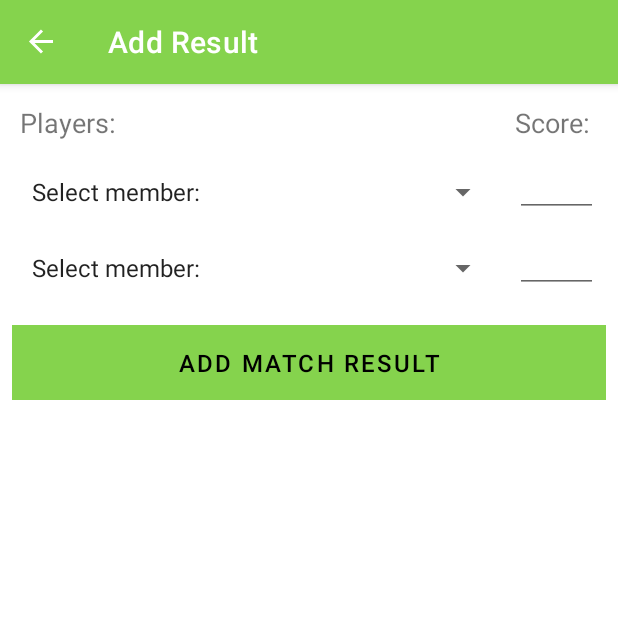
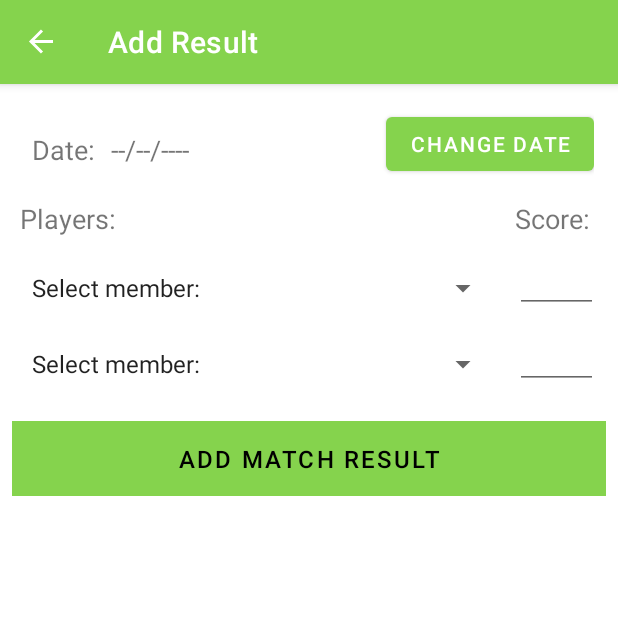
Before and after one commit to tonynaughton/cork-tennis-club, an Android app: the screen it shows after launch once a user with an empty profile is signed in (Home), after a tap on "TODO", on a phone screen of 412 x 824 dp, the top half of it. Run offline under Robolectric (Android 15) with nearby library versions, the phone set to English and light mode, and no system bars; our stand-ins replace Firebase (no records; nobody signed in at launch, a user with empty details on screens opened directly), Picasso, Timber, navigation-ui; pictures from the network do not load.

Commit message:
Added date picker for add result fragment

```diff
--- a/app/src/main/java/ie/wit/tennisapp/adapters/ResultAdapter.kt
+++ b/app/src/main/java/ie/wit/tennisapp/adapters/ResultAdapter.kt
@@ -32,11 +32,6 @@ class ResultAdapter constructor(private var results: List<ResultModel>,
         RecyclerView.ViewHolder(binding.root) {
 
         fun bind(result: ResultModel, listener: ResultsListener) {
-//            binding.resultPlayerOne.text = result.playerOne
-//            binding.resultPlayerTwo.text = result.playerTwo
-//            binding.resultPlayerOneScore.text = result.p1Score.toString()
-//            binding.resultPlayerTwoScore.text = result.p2Score.toString()
-
             binding.result = result
             binding.executePendingBindings()
         }
--- a/app/src/main/java/ie/wit/tennisapp/models/ResultModel.kt
+++ b/app/src/main/java/ie/wit/tennisapp/models/ResultModel.kt
@@ -2,6 +2,7 @@ package ie.wit.tennisapp.models
 
 import android.os.Parcelable
 import kotlinx.parcelize.Parcelize
+import java.util.*
 
 @Parcelize
 data class ResultModel(
@@ -9,5 +10,6 @@ data class ResultModel(
     var playerOne: String = "",
     var playerTwo: String = "",
     var p1Score: Int = 0,
-    var p2Score: Int = 0
+    var p2Score: Int = 0,
+    var date: String = "--/--/----"
 ) : Parcelable
--- a/app/src/main/java/ie/wit/tennisapp/ui/addResult/AddResultFragment.kt
+++ b/app/src/main/java/ie/wit/tennisapp/ui/addResult/AddResultFragment.kt
@@ -1,19 +1,18 @@
 package ie.wit.tennisapp.ui.addResult
 
+import android.app.DatePickerDialog
 import android.os.Bundle
 import android.view.*
-import android.widget.AdapterView
-import android.widget.ArrayAdapter
-import android.widget.Toast
+import android.widget.*
 import androidx.fragment.app.Fragment
-import androidx.lifecycle.Observer
-import androidx.lifecycle.ViewModelProvider
 import androidx.navigation.fragment.findNavController
 import com.google.android.material.snackbar.Snackbar
 import ie.wit.tennisapp.R
 import ie.wit.tennisapp.databinding.FragmentAddResultBinding
 import ie.wit.tennisapp.main.MainApp
 import ie.wit.tennisapp.models.ResultModel
+import java.text.SimpleDateFormat
+import java.util.*
 
 class AddResultFragment : Fragment() {
 
@@ -23,6 +22,9 @@ class AddResultFragment : Fragment() {
 
     var result = ResultModel()
     var edit = false
+    var cal: Calendar = Calendar.getInstance()
+    private var resultDate: TextView? = null
+    private var buttonAddDate: Button? = null
 
     override fun onCreate(savedInstanceState: Bundle?) {
         super.onCreate(savedInstanceState)
@@ -36,7 +38,14 @@ class AddResultFragment : Fragment() {
     ): View? {
         _fragBinding = FragmentAddResultBinding.inflate(inflater, container, false)
         val root = fragBinding.root
-        activity?.title = getString(R.string.menu_addResult)
+        if(arguments?.get("result") !== null) {
+            edit = true
+        }
+        if (edit) {
+            activity?.title = getString(R.string.menu_editResult)
+        } else {
+            activity?.title = getString(R.string.menu_addResult)
+        }
 
         val allMembers = app.members.findAll()
         var memberNames: MutableList<String> = allMembers.map{it.firstName + " " + it.lastName} as MutableList<String>
@@ -49,15 +58,38 @@ class AddResultFragment : Fragment() {
         playerOneSpinner.adapter = adapter
         playerTwoSpinner.adapter = adapter
 
+        resultDate = fragBinding.resultDate
+        buttonAddDate = fragBinding.addDateButton
 
-        if(arguments?.get("result") !== null) {
+        resultDate!!.text = "--/--/----"
+
+        // Date picker implemented with reference to https://www.tutorialkart.com/kotlin-android/android-datepicker-kotlin-example/
+        val dateSetListener =
+            DatePickerDialog.OnDateSetListener { _, year, monthOfYear, dayOfMonth ->
+                cal.set(Calendar.YEAR, year)
+                cal.set(Calendar.MONTH, monthOfYear)
+                cal.set(Calendar.DAY_OF_MONTH, dayOfMonth)
+                updateDateInView()
+            }
+
+        buttonAddDate!!.setOnClickListener {
+            DatePickerDialog(
+                context!!,
+                dateSetListener,
+                cal.get(Calendar.YEAR),
+                cal.get(Calendar.MONTH),
+                cal.get(Calendar.DAY_OF_MONTH)
+            ).show()
+        }
+
+        if(edit) {
             val resultId: String = arguments?.get("result") as String
-            edit = true
             result = app.results.findById(resultId.toLong())!!
             fragBinding.playerOneSpinner.setSelection(memberNames.indexOf(result.playerOne))
             fragBinding.playerTwoSpinner.setSelection(memberNames.indexOf(result.playerTwo))
             fragBinding.playerOneScore.setText(result.p1Score.toString())
             fragBinding.playerTwoScore.setText(result.p2Score.toString())
+            resultDate!!.text = result.date
             fragBinding.addResultButton.setText(R.string.update_result)
         }
 
@@ -79,34 +111,32 @@ class AddResultFragment : Fragment() {
         return root
     }
 
-    private fun render(status: Boolean) {
-        when (status) {
-            true -> {
-                view?.let {
-                    findNavController().popBackStack()
-                }
-            }
-            false -> Toast.makeText(context,getString(R.string.addResultError),Toast.LENGTH_LONG).show()
-        }
+    private fun updateDateInView() {
+        val myFormat = "dd/MM/yyyy"
+        val sdf = SimpleDateFormat(myFormat, Locale.ENGLISH)
+        resultDate!!.text = sdf.format(cal.time)
     }
 
     private fun setButtonListener(layout: FragmentAddResultBinding) {
         layout.addResultButton.setOnClickListener() {
-            var p1score = layout.playerOneScore.text.toString()
-            var p2score = layout.playerTwoScore.text.toString()
+            val p1score = layout.playerOneScore.text.toString()
+            val p2score = layout.playerTwoScore.text.toString()
+            val resultDate = layout.resultDate.text
             val selectMemberString = activity!!.getString(R.string.select_a_member)
-            if (result.playerOne == selectMemberString || result.playerTwo == selectMemberString || p1score.isEmpty() || p2score.isEmpty()) {
+            if (result.playerOne == selectMemberString || result.playerTwo == selectMemberString || p1score.isEmpty() || p2score.isEmpty() || resultDate.isEmpty()) {
                 Snackbar
                     .make(it, R.string.fill_in_all_fields, Snackbar.LENGTH_LONG)
                     .show()
             } else {
                 result.p1Score = p1score.toInt()
                 result.p2Score = p2score.toInt()
+                result.date = resultDate.toString()
                 if (edit) {
                     app.results.update(result.copy())
                 } else {
                     app.results.create(result.copy())
                 }
+                findNavController().popBackStack()
             }
         }
     }
--- a/app/src/main/res/layout/fragment_add_result.xml
+++ b/app/src/main/res/layout/fragment_add_result.xml
@@ -12,6 +12,32 @@
         android:layout_height="wrap_content"
         android:orientation="vertical"
         android:padding="8dp">
+
+        <LinearLayout
+            android:layout_width="match_parent"
+            android:layout_height="wrap_content"
+            android:orientation="horizontal"
+            android:layout_weight="1"
+            android:padding="8dp">
+            <TextView
+                android:layout_width="wrap_content"
+                android:layout_height="wrap_content"
+                android:text="@string/add_result_date_label"
+                android:textSize="18sp"
+                android:layout_margin="5dp"/>
+            <TextView
+                android:id="@+id/result_date"
+                android:layout_width="wrap_content"
+                android:layout_height="wrap_content"
+                android:textSize="18sp"
+                android:layout_weight="1"
+                android:layout_margin="5dp"/>
+            <Button
+                android:id="@+id/addDateButton"
+                android:layout_width="wrap_content"
+                android:layout_height="wrap_content"
+                android:text="@string/change_date" />
+        </LinearLayout>
 
         <LinearLayout
             android:layout_width="fill_parent"
@@ -93,6 +119,5 @@
         android:stateListAnimator="@null"
         android:text="@string/button_addResult"
         android:textColor="@color/colorPrimaryDark"
-        android:textSize="16sp"
-        />
+        android:textSize="16sp" />
 </LinearLayout>
--- a/app/src/main/res/values/strings.xml
+++ b/app/src/main/res/values/strings.xml
@@ -53,6 +53,11 @@
     <string name="select_experience">Select experience:</string>
     <string name="resultsNotFound">No Results Yet...</string>
     <string name="addResultError">Error : Couldn\'t add a result...</string>
+    <string name="member_edit_denied">You cannot edit another members details!</string>
+    <string name="member_delete_denied">You cannot delete another member!</string>
+    <string name="confirm_member_delete">Are you sure you want to delete this member?</string>
+    <string name="add_result_date_label">Date:</string>
+    <string name="change_date">Change date</string>
 
     <!-- START Firebase Resources-->
 
@@ -76,7 +81,5 @@
     <string name="firebase_user_management">Firebase User Management</string>
     <string name="emailpassword_status_fmt">Email User: %1$s (verified: %2$b)</string>
     <string name="emailpassword_title_text">Please Login Below</string>
-    <string name="member_edit_denied">You cannot edit another members details!</string>
-    <string name="member_delete_denied">You cannot delete another member!</string>
-    <string name="confirm_member_delete">Are you sure you want to delete this member?</string>
+    <string name="menu_editResult">Edit result</string>
 </resources>
```
Also changed, not shown: app/src/main/res/layout/card_result.xml (+13 -4 lines).
